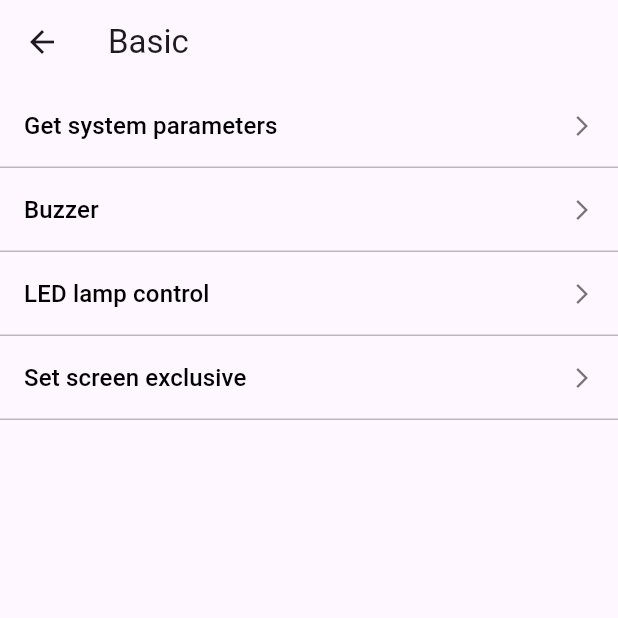
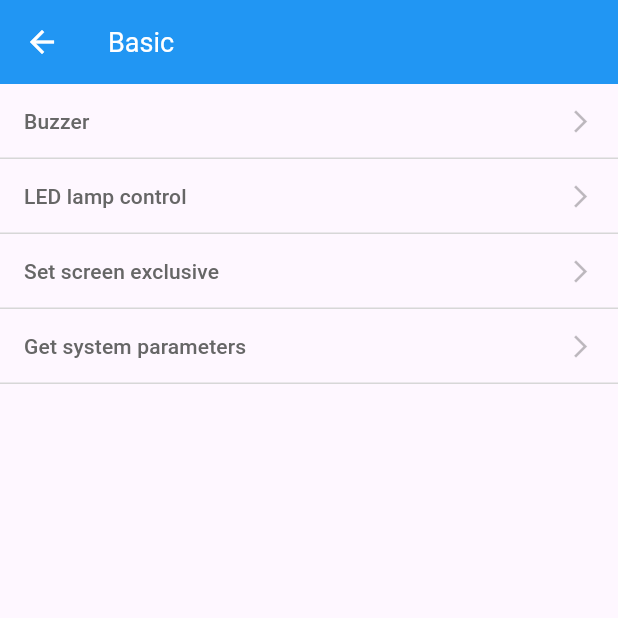
Before and after one commit to chuwuwang/sunmi-flutter-sdk, a Flutter app: the screen it shows after launch, after a tap on "Basic", on a phone screen of 412 x 824 dp, the top half of it. Run offline on Flutter 3.47's test engine with Material 3 defaults, Android fonts, the phone set to English and light mode, and no system bars; our stand-ins replace fluttertoast.

Commit message:
feat：更新商米 SDK

```diff
--- a/lib/pages/base_stateless_widget.dart
+++ b/lib/pages/base_stateless_widget.dart
@@ -7,7 +7,7 @@ abstract class BaseStatelessWidget extends StatelessWidget {
 
   @override
   Widget build(BuildContext context) {
-    var style = const TextStyle(color: Colors.white);
+    var style = const TextStyle(color: Colors.white, fontSize: 18);
     var titleString = getTitleString();
     var text = Text(titleString, style: style);
     var iconThemeData = const IconThemeData(color: Colors.white);
--- a/lib/pages/basic/BasicPage.dart
+++ /dev/null
@@ -1,41 +0,0 @@
-import 'package:flutter/material.dart';
-import 'package:sun_mi_flutter_sdk/pages/basic/GetSystemParameterPage.dart';
-import 'package:sun_mi_flutter_sdk/pages/basic/ScreenExclusivePage.dart';
-import 'package:sun_mi_flutter_sdk/widget/WidgetHelper.dart';
-
-class BasicPage extends StatelessWidget {
-
-  const BasicPage( { Key ? key } ) : super(key: key);
-
-  @override
-  Widget build(BuildContext context) {
-    return Scaffold(
-      appBar: AppBar(title: const Text('Basic'), ),
-      body: _mainView(context),
-    );
-  }
-
-  _mainView(BuildContext context) {
-    return Column(
-      children: [
-        WidgetHelper.itemWidget("Get system parameters", true, () { _gotoGetSystemParameterPage(context); } ),
-        WidgetHelper.itemWidget("Buzzer", true, () { } ),
-        WidgetHelper.itemWidget("LED lamp control", true, () { } ),
-        WidgetHelper.itemWidget("Set screen exclusive", true, () {  _gotoScreenExclusivePage(context); } ),
-      ],
-    );
-  }
-
-  _gotoGetSystemParameterPage(context) {
-    Navigator.of(context).push(
-        MaterialPageRoute(builder: (context) => const GetSystemParameterPage(), )
-    );
-  }
-
-  _gotoScreenExclusivePage(context) {
-    Navigator.of(context).push(
-        MaterialPageRoute(builder: (context) => const ScreenExclusivePage(), )
-    );
-  }
-
-}
--- /dev/null
+++ b/lib/pages/basic/basic_page.dart
@@ -0,0 +1,41 @@
+import 'package:flutter/material.dart';
+import 'package:sun_mi_flutter_sdk/pages/base_stateless_widget.dart';
+import 'package:sun_mi_flutter_sdk/pages/basic/GetSystemParameterPage.dart';
+import 'package:sun_mi_flutter_sdk/pages/basic/ScreenExclusivePage.dart';
+import 'package:sun_mi_flutter_sdk/widget/WidgetHelper.dart';
+
+class BasicPage extends BaseStatelessWidget {
+
+  const BasicPage( { Key ? key } ) : super(key: key);
+
+  @override
+  String getTitleString() => "Basic";
+
+  @override
+  Widget onCreateChild(BuildContext context) {
+    emptyAction() => {};
+    gotoScreenExclusivePageAction() => _gotoScreenExclusivePage(context);
+    gotoGetSystemParameterPageAction() => _gotoGetSystemParameterPage(context);
+
+    List<Widget> children = [
+      WidgetHelper.commonItem("Buzzer", true, emptyAction),
+      WidgetHelper.commonItem("LED lamp control", true, emptyAction),
+      WidgetHelper.commonItem("Set screen exclusive", true, gotoScreenExclusivePageAction),
+      WidgetHelper.commonItem("Get system parameters", true, gotoGetSystemParameterPageAction),
+    ];
+    return Column(children: children);
+  }
+
+  _gotoGetSystemParameterPage(context) {
+    builder(context) => const GetSystemParameterPage();
+    var route = MaterialPageRoute(builder: builder);
+    Navigator.of(context).push(route);
+  }
+
+  _gotoScreenExclusivePage(context) {
+    builder(context) => const ScreenExclusivePage();
+    var route = MaterialPageRoute(builder: builder);
+    Navigator.of(context).push(route);
+  }
+
+}
--- a/lib/pages/home_page.dart
+++ b/lib/pages/home_page.dart
@@ -1,5 +1,5 @@
 import 'package:flutter/material.dart';
-import 'package:sun_mi_flutter_sdk/pages/basic/BasicPage.dart';
+import 'package:sun_mi_flutter_sdk/pages/basic/basic_page.dart';
 import 'package:sun_mi_flutter_sdk/pages/print/print_page.dart';
 import 'package:sun_mi_flutter_sdk/pages/scanner/scanner_page.dart';
 import 'package:sun_mi_flutter_sdk/theme/colors.dart';
@@ -10,7 +10,7 @@ class HomePage extends StatelessWidget {
 
   @override
   Widget build(BuildContext context) {
-    var style = const TextStyle(color: Colors.white);
+    var style = const TextStyle(color: Colors.white, fontSize: 18);
     var text = Text("SUN" + "MI Flutter SDK", style: style);
     var appBar = AppBar(title: text, backgroundColor: Colors.blue);
     var body = _mainView(context);
--- a/lib/theme/colors.dart
+++ b/lib/theme/colors.dart
@@ -10,4 +10,7 @@ class ColorHelper {
 
   static const Color themeColor = Color(0XFFFF6600);
 
+  static const Color textContentColor = Color(0XFF666666);
+  static const Color defaultLineColor = Color(0XFFD7D7D7);
+
 }
--- a/lib/widget/WidgetHelper.dart
+++ b/lib/widget/WidgetHelper.dart
@@ -1,4 +1,5 @@
 import 'package:flutter/material.dart';
+import 'package:sun_mi_flutter_sdk/theme/colors.dart';
 
 class WidgetHelper {
 
@@ -27,6 +28,19 @@ class WidgetHelper {
     );
   }
 
-
+  static commonItem(String text, bool isIcon, VoidCallback onPressed) {
+    var style = const TextStyle(color: ColorHelper.textContentColor, fontSize: 14);
+    var leftText = Text(text, style: style);
+    var expanded = Expanded(child: leftText);
+    var icon = const Icon(Icons.arrow_forward_ios, size: 18, color: Colors.black26);
+    var children = [expanded, if (isIcon) icon];
+    var row = Row(children: children);
+    var container = Container(height: 50, padding: const EdgeInsets.only(left: 16, right: 16), child: row);
+    var divider = const Divider(height: 1, color: ColorHelper.defaultLineColor);
+    var containerLine = Container(margin: const EdgeInsets.fromLTRB(0, 49, 0, 0), child: divider);
+    var childrenStack = [container, containerLine];
+    var stack = Stack(children:childrenStack);
+    return MaterialButton(padding: EdgeInsets.zero, onPressed: onPressed, child: stack,);
+  }
 
 }
```
Also changed, not shown: 5 other files.
